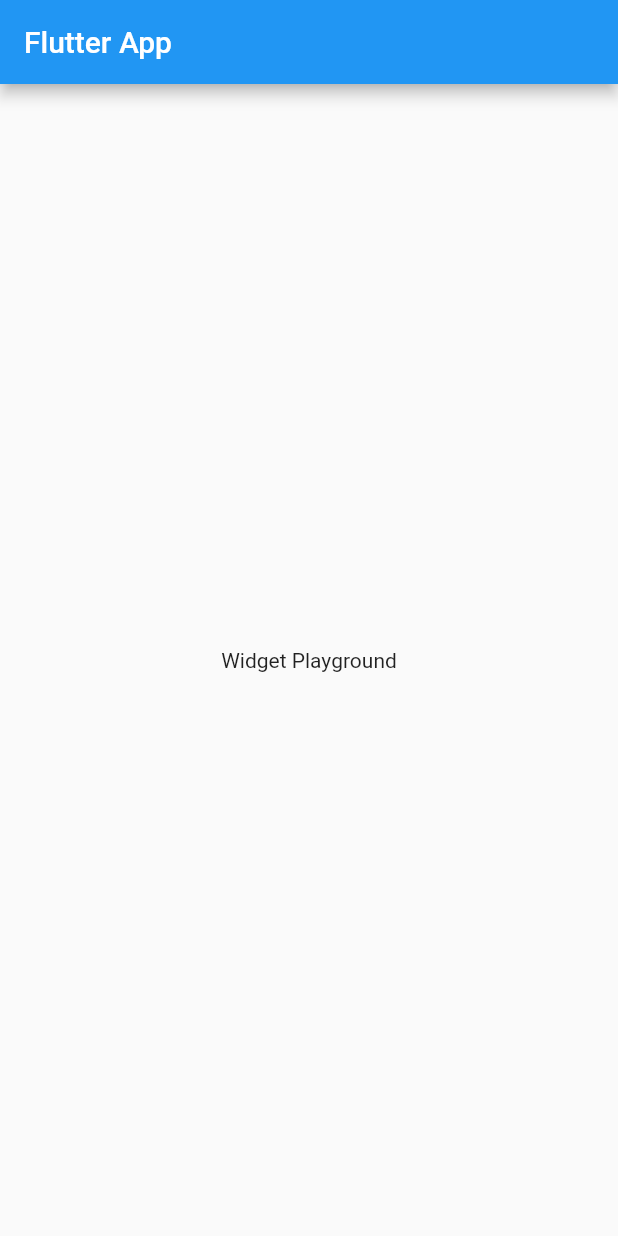
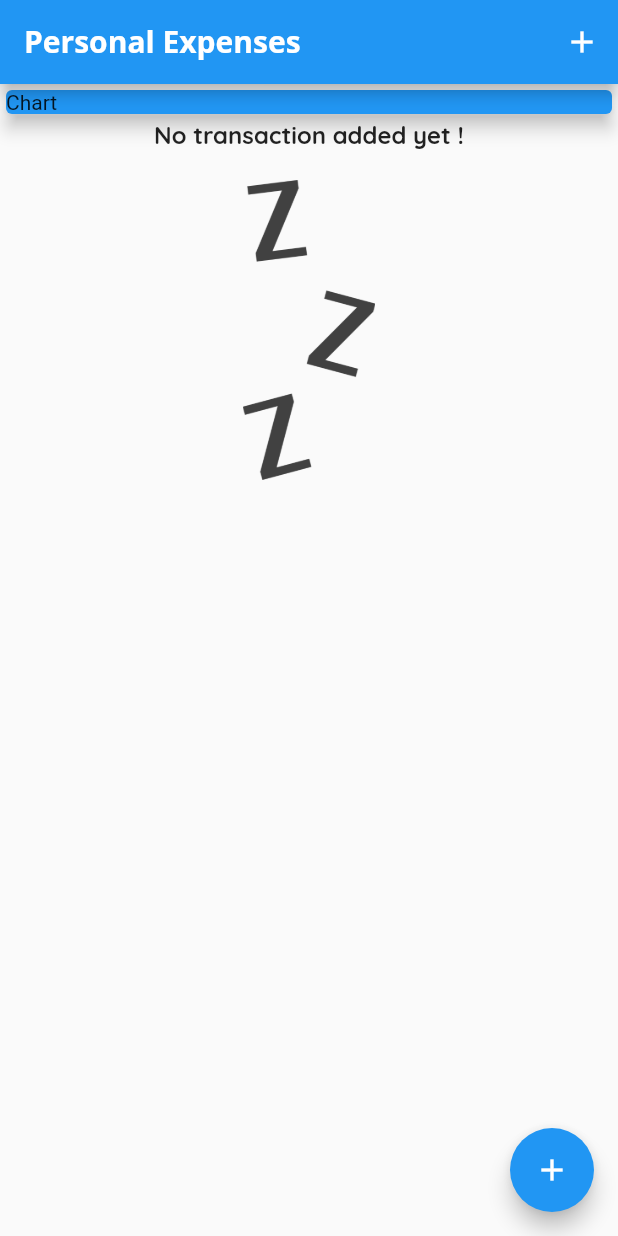
Before and after one commit to HaMinhThien-IT/spending_management_app, a Flutter app: the screen it shows after launch, on a phone screen of 412 x 824 dp. Run offline on Flutter 3.47's test engine with Material 2 defaults, Android fonts, the phone set to English and light mode, and no system bars.

Commit message:
commit 31/9

```diff
--- a/lib/main.dart
+++ b/lib/main.dart
@@ -1,4 +1,9 @@
 import 'package:flutter/material.dart';
+import './widgets/transaction_list.dart';
+import './models/transaction.dart';
+import './widgets/new_transaction.dart';
+import './widgets/chart.dart';
+// import './widgets/user_transaction.dart';
 
 void main() => runApp(const MyApp());
 
@@ -7,23 +12,110 @@ class MyApp extends StatelessWidget {
 
   @override
   Widget build(BuildContext context) {
-    return const MaterialApp(
-      title: 'Flutter App',
-      home: MyHomePage(),
+    return MaterialApp(
+      title: 'Personal Expenses',
+      theme: ThemeData(
+          primarySwatch: Colors.blue,
+          fontFamily: 'Quicksand',
+          textTheme: ThemeData.light().textTheme.copyWith(
+              titleMedium: const TextStyle(
+                  fontFamily: 'Quicksand',
+                  fontWeight: FontWeight.bold,
+                  fontSize: 16)),
+          appBarTheme: const AppBarTheme(
+              titleTextStyle: TextStyle(
+                  fontFamily: 'Quicksand',
+                  fontSize: 20,
+                  fontWeight: FontWeight.bold))),
+      home: const MyHomePage(),
     );
   }
 }
 
-class MyHomePage extends StatelessWidget {
+class MyHomePage extends StatefulWidget {
   const MyHomePage({Key? key}) : super(key: key);
+
+  @override
+  State<MyHomePage> createState() => _MyHomePageState();
+}
+
+class _MyHomePageState extends State<MyHomePage> {
+  final List<Transaction> _userTransaction = [
+    // Transaction(
+    //     id: 't1', amount: 25.5, title: "New shoes", date: DateTime.now()),
+    // Transaction(
+    //     id: 't2', amount: 10.5, title: "Weekly Groceries", date: DateTime.now())
+  ];
+  List<Transaction> get _recentTransactions {
+    return _userTransaction.where((tx) {
+      return tx.date.isAfter(
+        DateTime.now().subtract(
+          const Duration(days: 7),
+        ),
+      );
+    }).toList();
+  }
+
+  void _addNewTransaction(String title, double amount) {
+    final newTx = Transaction(
+        id: DateTime.now().toString(),
+        amount: amount,
+        title: title,
+        date: DateTime.now());
+    setState(() {
+      _userTransaction.add(newTx);
+    });
+  }
+
+  void startAddNewTransaction(BuildContext context) {
+    showModalBottomSheet(
+      context: context,
+      builder: (_) {
+        return GestureDetector(
+          onTap: () {},
+          behavior: HitTestBehavior.opaque,
+          child: NewTransaction(addTx: _addNewTransaction),
+        );
+      },
+    );
+  }
 
   @override
   Widget build(BuildContext context) {
     return Scaffold(
       appBar: AppBar(
-        title: const Text('Flutter App'),
+        title: const Text(
+          'Personal Expenses',
+          style: TextStyle(fontFamily: 'OpenSans'),
+        ),
+        actions: <Widget>[
+          IconButton(
+              onPressed: () => startAddNewTransaction(context),
+              icon: const Icon(Icons.add))
+        ],
       ),
-      body: const Center(child: Text('Widget Playground')),
+      body: SingleChildScrollView(
+        child: Column(
+          crossAxisAlignment: CrossAxisAlignment.stretch,
+          children: <Widget>[
+            Container(
+                width: double.infinity,
+                child: const Card(
+                  elevation: 5,
+                  color: Colors.blue,
+                  child: Text('Chart'),
+                )),
+            // const UserTransaction()
+            TransactionList(
+              transactions: _userTransaction,
+            )
+          ],
+        ),
+      ),
+      floatingActionButton: FloatingActionButton(
+        child: const Icon(Icons.add),
+        onPressed: () => startAddNewTransaction(context),
+      ),
     );
   }
 }
--- /dev/null
+++ b/lib/models/transaction.dart
@@ -0,0 +1,11 @@
+class Transaction {
+  final String id;
+  final String title;
+  final double amount;
+  final DateTime date;
+  Transaction(
+      {required this.id,
+      required this.amount,
+      required this.title,
+      required this.date});
+}
--- /dev/null
+++ b/lib/widgets/transaction_list.dart
@@ -0,0 +1,73 @@
+import 'package:flutter/material.dart';
+import '../models/transaction.dart';
+import 'package:intl/intl.dart';
+
+class TransactionList extends StatelessWidget {
+  final List<Transaction> transactions;
+  TransactionList({Key? key, required this.transactions}) : super(key: key);
+
+  @override
+  Widget build(BuildContext context) {
+    return Container(
+      height: 300,
+      child: transactions.isEmpty
+          ? Column(
+              children: <Widget>[
+                Text(
+                  'No transaction added yet !',
+                  style: Theme.of(context).textTheme.titleMedium,
+                ),
+                const SizedBox(
+                  height: 20,
+                ),
+                Container(
+                    height: 200,
+                    child: Image.asset(
+                      'assets/images/waiting.png',
+                      fit: BoxFit.cover,
+                    ))
+              ],
+            )
+          : ListView.builder(
+              itemBuilder: (ctx, index) {
+                return Card(
+                    child: Row(
+                  children: <Widget>[
+                    Container(
+                      margin: const EdgeInsets.symmetric(
+                          vertical: 10, horizontal: 15),
+                      padding: const EdgeInsets.all(10),
+                      decoration: BoxDecoration(
+                          border: Border.all(
+                              color: Theme.of(context).primaryColor, width: 2)),
+                      child: Text(
+                        'A : ${transactions[index].amount.toStringAsFixed(2)}',
+                        style: Theme.of(context).textTheme.titleMedium,
+                      ),
+                    ),
+                    Column(
+                      crossAxisAlignment: CrossAxisAlignment.start,
+                      children: <Widget>[
+                        Text(
+                          transactions[index].title,
+                          style: Theme.of(context).textTheme.titleMedium,
+                        ),
+                        Text(
+                          DateFormat.yMd()
+                              .add_jm()
+                              .format(transactions[index].date),
+                          style: const TextStyle(color: Colors.grey),
+                        )
+                      ],
+                    )
+                  ],
+                ));
+              },
+              itemCount: transactions.length,
+              // children: transactions.map((tx) {
+              //   return
+              // }).toList(),
+            ),
+    );
+  }
+}
```
Also changed, not shown: lib/widgets/chart.dart (added, +36 -0 lines), lib/widgets/new_transaction.dart (added, +71 -0 lines), pubspec.yaml (+15 -17 lines), assets/fonts/OpenSans-Bold.ttf (added), assets/fonts/OpenSans-Regular.ttf (added), assets/fonts/Quicksand-Bold.ttf (added), assets/fonts/Quicksand-Light.ttf (added), assets/fonts/Quicksand-Medium.ttf (added), assets/fonts/Quicksand-Regular.ttf (added), assets/images/waiting.png (added), pubspec.lock.
